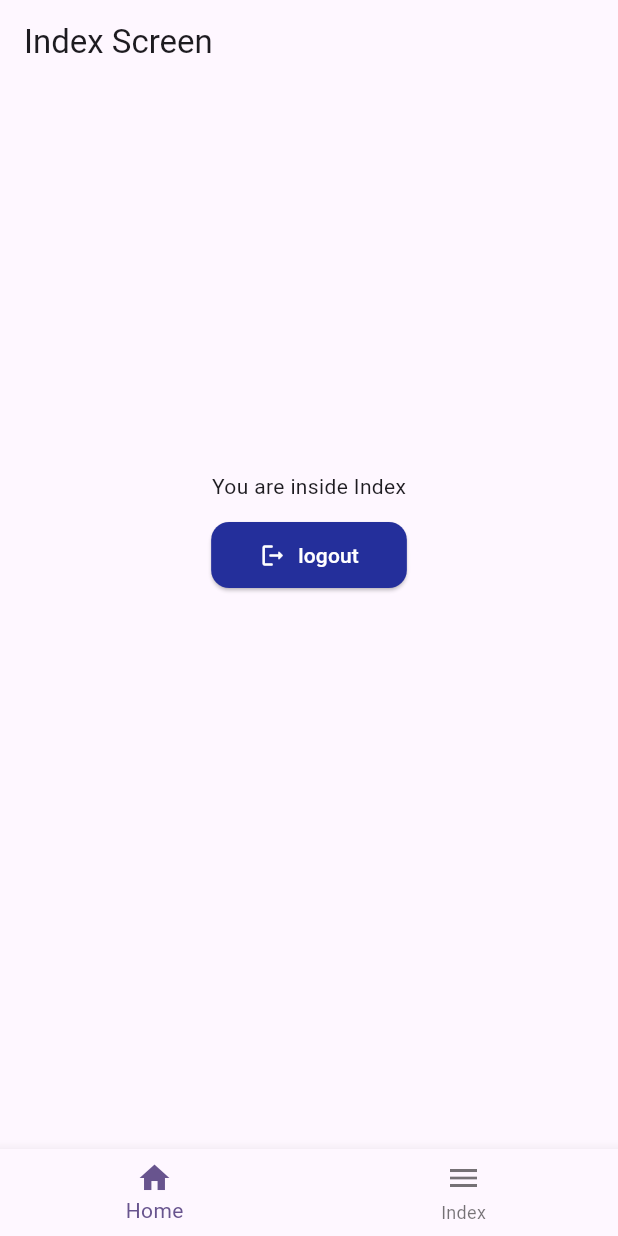
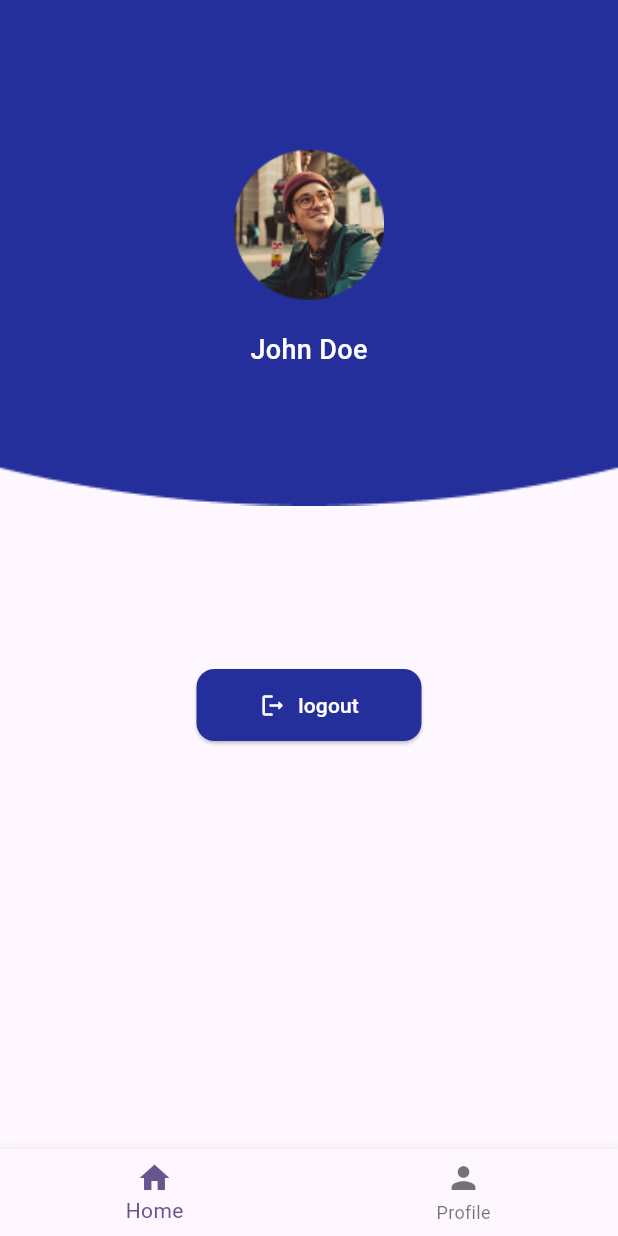
Before and after one commit to AEG14/MAD3_Submission_1_Gimenez-Mamalias-Pacamarra, a Flutter app: the IndexScreen screen opened by its route, on a phone screen of 412 x 824 dp. Run offline on Flutter 3.47's test engine with Material 3 defaults, Android fonts, the phone set to English and light mode, and no system bars; our stand-ins replace awesome_snackbar_content, form_field_validator, get_it, go_router, google_fonts, iconsax and 2 more; accounts and stored records are empty.

Commit message:
added profile-logout screen

```diff
--- a/lib/src/screens/home/wrapper.dart
+++ b/lib/src/screens/home/wrapper.dart
@@ -35,7 +35,7 @@ class _HomeWrapperState extends State<HomeWrapper> {
         },
         items: const [
           BottomNavigationBarItem(icon: Icon(Icons.home), label: "Home"),
-          BottomNavigationBarItem(icon: Icon(Icons.menu), label: "Index"),
+          BottomNavigationBarItem(icon: Icon(Icons.person), label: "Profile"),
         ],
       ),
     );
--- a/lib/src/screens/index.screen.dart
+++ b/lib/src/screens/index.screen.dart
@@ -1,59 +1,73 @@
 import 'package:flutter/material.dart';
-import 'package:go_router/go_router.dart';
 import '../controllers/auth_controller.dart';
 import '../routing/router.dart';
 import 'auth/login.screen.dart';
-import '../routing/router.dart';
 
 class IndexScreen extends StatelessWidget {
   static const String route = '/';
-  static const String name = 'Index Screen';
+  static const String name = 'Profile Screen';
 
   const IndexScreen({super.key});
 
   @override
   Widget build(BuildContext context) {
+    final size = MediaQuery.of(context).size;
+
     return Scaffold(
-      appBar: AppBar(
-        title: const Text(IndexScreen.name),
-      ),
-      body: SafeArea(
-        child: Padding(
-          padding: const EdgeInsets.all(8.0),
-          child: SingleChildScrollView(
+      body: Stack(
+        children: [
+          Positioned(
+            top: -75,
+            child: Image.asset(
+              'assets/images/profile_bg.png',
+              fit: BoxFit.cover,
+              width: size.width,
+              height: size.height * .5,
+            ),
+          ),
+          Positioned(
+            top: 100,
+            left: (size.width / 2) - 75,
             child: Column(
-              crossAxisAlignment: CrossAxisAlignment.center,
               children: [
-                SizedBox(
-                  height: 250,
+                Image.asset(
+                  'assets/images/user.png',
+                  fit: BoxFit.cover,
+                  width: 100,
+                  height: 100,
                 ),
-                Center(
-                    child: Text(
-                  'You are inside Index',
-                )),
-                SizedBox(
-                  height: 12,
+                const SizedBox(
+                  height: 20,
+                ),
+                const Text('John Doe',
+                    style: TextStyle(
+                        fontSize: 18,
+                        fontWeight: FontWeight.w500,
+                        color: Colors.white)),
+                const SizedBox(
+                  height: 200,
                 ),
                 ElevatedButton.icon(
                   style: ElevatedButton.styleFrom(
                     foregroundColor: Colors.white,
-                    backgroundColor: Color(0xFF242F9B),
-                    padding: EdgeInsets.symmetric(horizontal: 32, vertical: 12),
+                    backgroundColor: const Color(0xFF242F9B),
+                    padding: const EdgeInsets.symmetric(horizontal: 32, vertical: 12),
                     shape: RoundedRectangleBorder(
                       borderRadius: BorderRadius.circular(12),
                     ),
+                    minimumSize: const Size(150, 48),
                   ),
                   onPressed: () {
                     AuthController.I.logout();
                     GlobalRouter.I.router.go(LoginScreen.route);
                   },
-                  icon: Icon(Icons.logout_rounded),
-                  label: Text('logout'),
-                ),
+                  icon: const Icon(Icons.logout_rounded),
+                  label: const Text('logout'),
+                )
               ],
             ),
           ),
-        ),
+        ],
       ),
     );
   }
```
Also changed, not shown: assets/images/profile_bg.png (added), assets/images/user.png (added).
